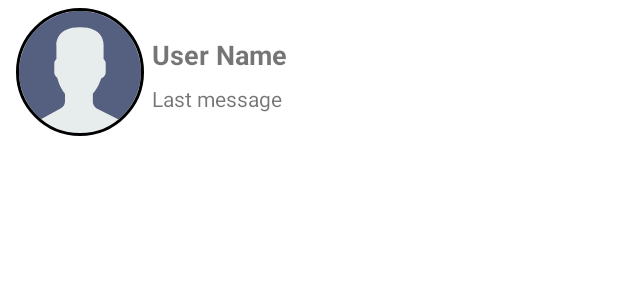
After one commit to mtdagar/HeinJi, an Android app: the layout sample_show_user.xml on its own in the app's theme, with its tools: preview values and no code run, on a phone screen of 412 x 824 dp. The commit adds this screen. Shown: the top 300 px of the screen. Run offline under Robolectric (Android 15) with nearby library versions, the phone set to English and light mode, and no system bars.

Commit message:
user display sample

```diff
--- a/app/build.gradle
+++ b/app/build.gradle
@@ -41,6 +41,8 @@ dependencies {
     implementation platform('com.google.firebase:firebase-bom:26.8.0')
     implementation 'com.google.firebase:firebase-auth'
     implementation 'com.google.firebase:firebase-database'
+    implementation 'de.hdodenhof:circleimageview:3.1.0'
+    implementation 'com.squareup.picasso:picasso:2.71828'
 
     implementation 'com.google.android.gms:play-services-auth:19.0.0'
     implementation 'androidx.legacy:legacy-support-v4:1.0.0'
--- /dev/null
+++ b/app/src/main/res/drawable/avatar.xml
@@ -0,0 +1,5 @@
+<vector android:height="54dp" android:viewportHeight="53"
+    android:viewportWidth="53" android:width="54dp" xmlns:android="http://schemas.android.com/apk/res/android">
+    <path android:fillColor="#E7ECED" android:pathData="M18.613,41.552l-7.907,4.313c-0.464,0.253 -0.881,0.564 -1.269,0.903C14.047,50.655 19.998,53 26.5,53c6.454,0 12.367,-2.31 16.964,-6.144c-0.424,-0.358 -0.884,-0.68 -1.394,-0.934l-8.467,-4.233c-1.094,-0.547 -1.785,-1.665 -1.785,-2.888v-3.322c0.238,-0.271 0.51,-0.619 0.801,-1.03c1.154,-1.63 2.027,-3.423 2.632,-5.304c1.086,-0.335 1.886,-1.338 1.886,-2.53v-3.546c0,-0.78 -0.347,-1.477 -0.886,-1.965v-5.126c0,0 1.053,-7.977 -9.75,-7.977s-9.75,7.977 -9.75,7.977v5.126c-0.54,0.488 -0.886,1.185 -0.886,1.965v3.546c0,0.934 0.491,1.756 1.226,2.231c0.886,3.857 3.206,6.633 3.206,6.633v3.24C20.296,39.899 19.65,40.986 18.613,41.552z"/>
+    <path android:fillColor="#556080" android:pathData="M26.953,0.004C12.32,-0.246 0.254,11.414 0.004,26.047C-0.138,34.344 3.56,41.801 9.448,46.76c0.385,-0.336 0.798,-0.644 1.257,-0.894l7.907,-4.313c1.037,-0.566 1.683,-1.653 1.683,-2.835v-3.24c0,0 -2.321,-2.776 -3.206,-6.633c-0.734,-0.475 -1.226,-1.296 -1.226,-2.231v-3.546c0,-0.78 0.347,-1.477 0.886,-1.965v-5.126c0,0 -1.053,-7.977 9.75,-7.977s9.75,7.977 9.75,7.977v5.126c0.54,0.488 0.886,1.185 0.886,1.965v3.546c0,1.192 -0.8,2.195 -1.886,2.53c-0.605,1.881 -1.478,3.674 -2.632,5.304c-0.291,0.411 -0.563,0.759 -0.801,1.03V38.8c0,1.223 0.691,2.342 1.785,2.888l8.467,4.233c0.508,0.254 0.967,0.575 1.39,0.932c5.71,-4.762 9.399,-11.882 9.536,-19.9C53.246,12.32 41.587,0.254 26.953,0.004z"/>
+</vector>
--- a/app/src/main/res/layout/activity_main.xml
+++ b/app/src/main/res/layout/activity_main.xml
@@ -17,6 +17,7 @@
         android:elevation="12dp"
         app:tabIndicator="@color/white"
         app:tabSelectedTextColor="@color/white"
+        app:tabTextColor="@color/white"
         app:tabMaxWidth="0dp"
         app:tabGravity="fill"
         app:tabMode="fixed"
--- /dev/null
+++ b/app/src/main/res/layout/sample_show_user.xml
@@ -0,0 +1,42 @@
+<?xml version="1.0" encoding="utf-8"?>
+<LinearLayout xmlns:android="http://schemas.android.com/apk/res/android"
+    android:layout_width="match_parent"
+    android:layout_height="wrap_content"
+    android:orientation="horizontal">
+
+    <de.hdodenhof.circleimageview.CircleImageView xmlns:app="http://schemas.android.com/apk/res-auto"
+        android:id="@+id/profile_image"
+        android:layout_width="96dp"
+        android:layout_height="96dp"
+        android:layout_marginLeft="5dp"
+        android:padding="5dp"
+        android:src="@drawable/avatar"
+        app:civ_border_color="#FF000000"
+        app:civ_border_width="2dp" />
+
+    <LinearLayout
+        android:layout_width="match_parent"
+        android:layout_height="match_parent"
+        android:gravity="center"
+        android:orientation="vertical">
+
+        <TextView
+            android:id="@+id/userNameList"
+            android:layout_width="match_parent"
+            android:layout_height="wrap_content"
+            android:paddingTop="5dp"
+            android:paddingBottom="5dp"
+            android:text="User Name"
+            android:textSize="18sp"
+            android:textStyle="bold" />
+
+        <TextView
+            android:id="@+id/lastMessage"
+            android:layout_width="match_parent"
+            android:layout_height="wrap_content"
+            android:paddingTop="2dp"
+            android:paddingBottom="2dp"
+            android:text="Last message" />
+    </LinearLayout>
+
+</LinearLayout>
```
Also changed, not shown: app/src/main/java/com/example/heinji/Adapters/UserAdapter.java (added, +66 -0 lines).
